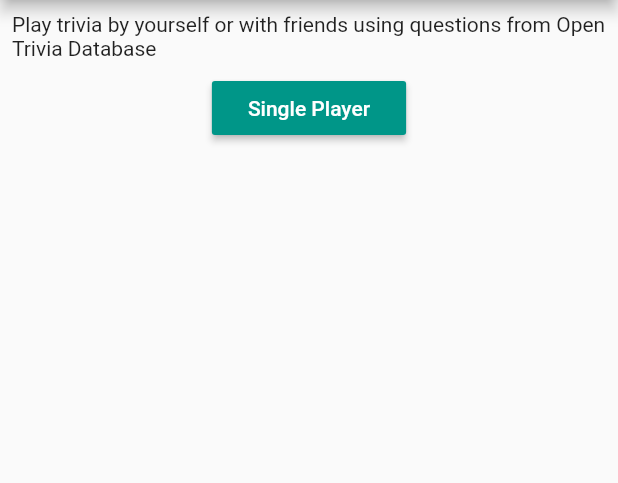
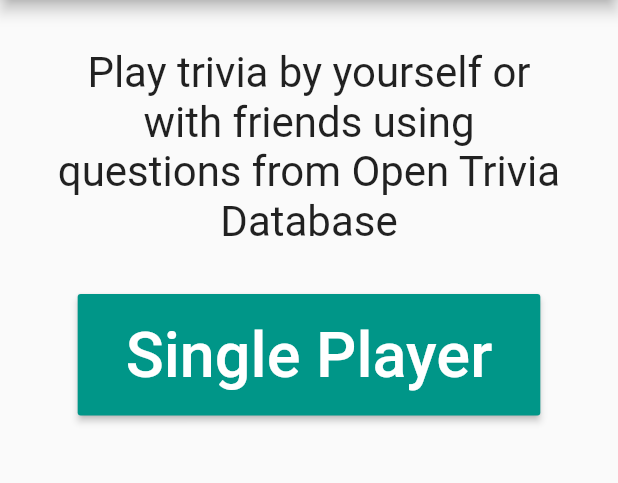
Before and after one commit to mensly/dunnohack, a Flutter app: the screen it shows after launch, on a phone screen of 412 x 824 dp, the part 84-567 px from its top. Run offline on Flutter 3.47's test engine with Material 2 defaults, Android fonts, the phone set to English and light mode, and no system bars; missing offline and left inert: dart:html, html_character_entities.

Commit message:
Improve design (still basic)

```diff
--- a/lib/ui/home.dart
+++ b/lib/ui/home.dart
@@ -14,8 +14,11 @@
         child: Column(
           children: [
             const Padding(
-              padding: EdgeInsets.all(8.0),
-              child: Text("Play trivia by yourself or with friends using questions from Open Trivia Database"),
+              padding: EdgeInsets.all(32.0),
+              child: Text("Play trivia by yourself or with friends using questions from Open Trivia Database",
+                textScaleFactor: 2,
+                textAlign: TextAlign.center,
+              ),
             ),
             MaterialButton(
               onPressed: () {
@@ -24,8 +27,8 @@
               color: context.theme.primaryColor,
               textColor: Colors.white,
               child: const Padding(
-                padding: EdgeInsets.all(8.0),
-                child: Text("Single Player"),
+                padding: EdgeInsets.all(16.0),
+                child: Text("Single Player", textScaleFactor: 3),
               ),
             )
           ],
```
Also changed, not shown: lib/ui/game.dart (+64 -9 lines), 1 other file.
